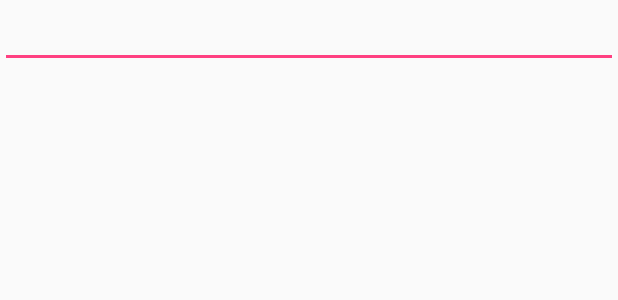
After one commit to TzWenChen/know, an Android app: the layout edit_layout.xml on its own in the app's theme, with its tools: preview values and no code run, on a phone screen of 412 x 824 dp. The commit adds this screen. Shown: the top 300 px of the screen. Run offline under Robolectric (Android 15) with nearby library versions, the phone set to English and light mode, and no system bars.

```diff
--- /dev/null
+++ b/app/src/main/res/layout/edit_layout.xml
@@ -0,0 +1,11 @@
+<?xml version="1.0" encoding="utf-8"?>
+<LinearLayout xmlns:android="http://schemas.android.com/apk/res/android"
+    android:orientation="vertical" android:layout_width="match_parent"
+    android:layout_height="match_parent">
+
+    <EditText
+        android:layout_width="match_parent"
+        android:layout_height="wrap_content"
+        android:id="@+id/editmeaning"
+        android:layout_gravity="center_horizontal" />
+</LinearLayout>
--- a/app/src/main/res/layout/favoritem_layout.xml
+++ b/app/src/main/res/layout/favoritem_layout.xml
@@ -18,7 +18,8 @@
         android:id="@+id/meanitem"
         android:textSize="25dp"
         android:layout_marginLeft="10dp"
-        android:layout_weight="0.79" />
+        android:layout_weight="0.79"
+        android:longClickable="true" />
 
     <ImageButton
         android:layout_width="wrap_content"
--- a/app/src/main/res/layout/multi_connecting.xml
+++ b/app/src/main/res/layout/multi_connecting.xml
@@ -6,8 +6,8 @@
     android:paddingBottom="@dimen/activity_vertical_margin"
     android:paddingLeft="@dimen/activity_horizontal_margin"
     android:paddingRight="@dimen/activity_horizontal_margin"
-    android:paddingTop="@dimen/activity_vertical_margin"
-    tools:context="wtlab.knowmemo.GameHome">
+    android:paddingTop="@dimen/activity_vertical_margin">
+    //tools:context="wtlab.knowmemo.GameHome">
 
     <TextView
         android:layout_width="wrap_content"
--- a/app/src/main/res/layout/multi_home.xml
+++ b/app/src/main/res/layout/multi_home.xml
@@ -6,8 +6,8 @@
     android:paddingBottom="@dimen/activity_vertical_margin"
     android:paddingLeft="@dimen/activity_horizontal_margin"
     android:paddingRight="@dimen/activity_horizontal_margin"
-    android:paddingTop="@dimen/activity_vertical_margin"
-    tools:context="wtlab.knowmemo.GameHome">
+    android:paddingTop="@dimen/activity_vertical_margin">
+    //tools:context="wtlab.knowmemo.GameHome">
 
     <TextView
         android:layout_width="wrap_content"
--- a/app/src/main/res/layout/multi_insert_id.xml
+++ b/app/src/main/res/layout/multi_insert_id.xml
@@ -6,8 +6,8 @@
     android:paddingBottom="@dimen/activity_vertical_margin"
     android:paddingLeft="@dimen/activity_horizontal_margin"
     android:paddingRight="@dimen/activity_horizontal_margin"
-    android:paddingTop="@dimen/activity_vertical_margin"
-    tools:context="wtlab.knowmemo.GameHome">
+    android:paddingTop="@dimen/activity_vertical_margin">
+    //tools:context="wtlab.knowmemo.GameHome">
 
     <TextView
         android:layout_width="wrap_content"
--- a/app/src/main/res/layout/multi_ready.xml
+++ b/app/src/main/res/layout/multi_ready.xml
@@ -6,8 +6,8 @@
     android:paddingBottom="@dimen/activity_vertical_margin"
     android:paddingLeft="@dimen/activity_horizontal_margin"
     android:paddingRight="@dimen/activity_horizontal_margin"
-    android:paddingTop="@dimen/activity_vertical_margin"
-    tools:context="wtlab.knowmemo.GameHome">
+    android:paddingTop="@dimen/activity_vertical_margin">
+    //tools:context="wtlab.knowmemo.GameHome">
 
     <TextView
         android:layout_width="wrap_content"
--- a/app/src/main/res/layout/multi_receive_invitation.xml
+++ b/app/src/main/res/layout/multi_receive_invitation.xml
@@ -6,8 +6,8 @@
     android:paddingBottom="@dimen/activity_vertical_margin"
     android:paddingLeft="@dimen/activity_horizontal_margin"
     android:paddingRight="@dimen/activity_horizontal_margin"
-    android:paddingTop="@dimen/activity_vertical_margin"
-    tools:context="wtlab.knowmemo.GameHome">
+    android:paddingTop="@dimen/activity_vertical_margin">
+    //tools:context="wtlab.knowmemo.GameHome">
 
     <TextView
         android:layout_width="wrap_content"
--- a/app/src/main/res/values/strings.xml
+++ b/app/src/main/res/values/strings.xml
@@ -2,4 +2,5 @@
     <string name="app_name">KnoeMemo</string>
     <string name="action_settings">Settings</string>
     <string name="search">Search</string>
+    <string name="ok">OK</string>
 </resources>
```
Also changed, not shown: app/src/main/java/com/knowmemo/usermanagement/FavoriteActivity.java (+56 -0 lines).
